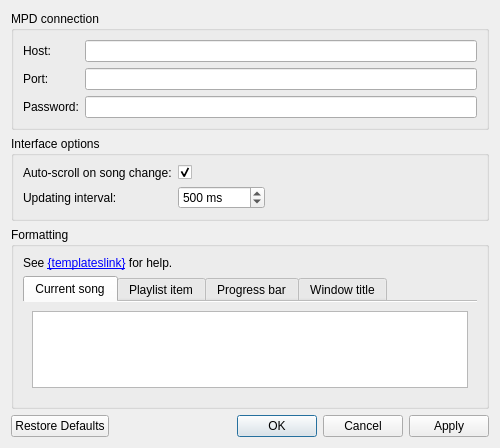
First picture: the form in qygmy/ui/settings.ui, repository tsufeki/qygmy, before the edit.
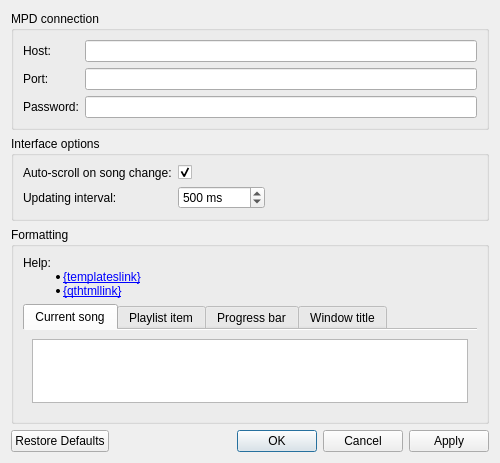
Second picture: the form after the edit.

What changed in the file:
```diff
--- a/qygmy/ui/settings.ui
+++ b/qygmy/ui/settings.ui
@@ -155,7 +155,7 @@
       <item>
        <widget class="QLabel" name="help_lb">
         <property name="text">
-         <string>See &lt;a href=&quot;{templateslink}&quot;&gt;{templateslink}&lt;/a&gt; for help.</string>
+         <string>Help:&lt;ul style=&quot;margin: 0&quot;&gt;&lt;li&gt;&lt;a href=&quot;{templateslink}&quot;&gt;{templateslink}&lt;/a&gt;&lt;/li&gt;&lt;li&gt;&lt;a href=&quot;{qthtmllink}&quot;&gt;{qthtmllink}&lt;/a&gt;&lt;/li&gt;&lt;/ul&gt;</string>
         </property>
         <property name="textFormat">
          <enum>Qt::RichText</enum>
```
